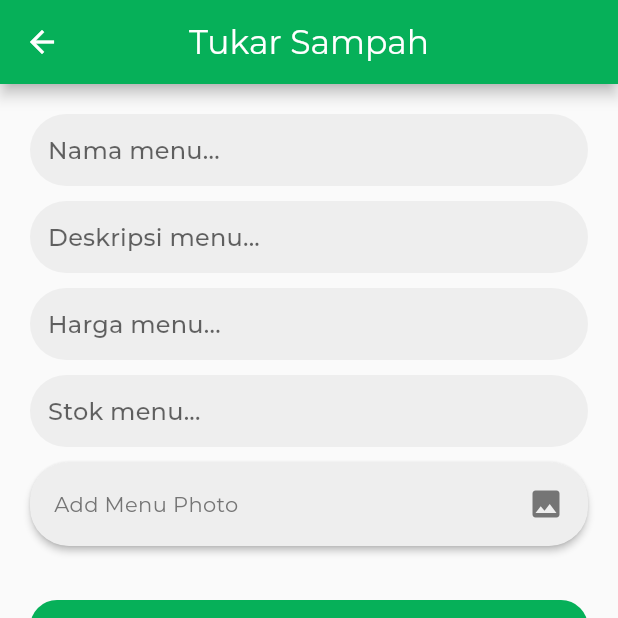
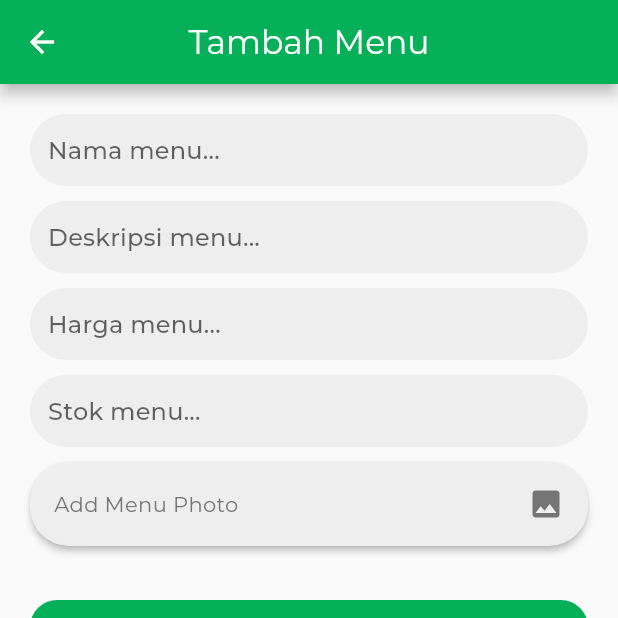
Before and after one commit to Trace2Treat/Application, a Flutter app: the FoodFormPage screen opened directly, after a tap on "Kirim", on a phone screen of 412 x 824 dp, the top half of it. Run offline on Flutter 3.47's test engine with Material 3 defaults, Android fonts, the phone set to English and light mode, and no system bars; our stand-ins replace carousel_slider, connectivity_plus, file_picker, firebase_core, firebase_storage, geocoding and 5 more; missing offline and left inert: animated_snack_bar, bottom_navigation_view, flutter_barcode_scanner; accounts and stored records are empty; network calls fail.

Commit message:
update restaurant feature

```diff
--- a/lib/pages/foodform_page.dart
+++ b/lib/pages/foodform_page.dart
@@ -83,7 +83,7 @@ class _FoodFormPageState extends State<FoodFormPage> {
             );
           },
         ),
-        title: Text('Tukar Sampah'),
+        title: Text('Tambah Menu'),
         centerTitle: true,
       ),
       body: Padding(
@@ -235,7 +235,7 @@ class _FoodFormPageState extends State<FoodFormPage> {
                     });
 
                     try {
-                      await controller.createFood(name, description, price.toString(), stock.toString(), attachment, '1');
+                      await controller.createFood(name, description, price.toString(), stock.toString(), attachment);
 
                         AnimatedSnackBar.rectangle(
                           'Sukses',
--- a/lib/pages/registresto_page.dart
+++ b/lib/pages/registresto_page.dart
@@ -107,7 +107,7 @@ class _RegisterRestaurantPageState extends State<RegisterRestaurantPage> {
                       borderSide: BorderSide.none,
                     ),
                     prefixIcon: Icon(
-                      Icons.person,
+                      Icons.restaurant_menu,
                       color: Colors.grey[600],
                     ),
                     hintText: 'Enter restaurant name',
@@ -129,7 +129,7 @@ class _RegisterRestaurantPageState extends State<RegisterRestaurantPage> {
                       borderSide: BorderSide.none,
                     ),
                     prefixIcon: Icon(
-                      Icons.email,
+                      Icons.description,
                       color: Colors.grey[600],
                     ),
                     hintText: 'Enter description',
@@ -221,7 +221,7 @@ class _RegisterRestaurantPageState extends State<RegisterRestaurantPage> {
                     });
 
                     try {
-                      await controller.postRestaurantRegister(name, description, phone, attachment, globalLat, globalLong);
+                      await controller.postRestaurantRegister(name, description, phone, attachment, globalLat, globalLong, globalLocationName);
 
                         AnimatedSnackBar.rectangle(
                           'Sukses',
--- a/lib/services/food_service.dart
+++ b/lib/services/food_service.dart
@@ -39,7 +39,7 @@ class FoodService {
 
   Future<List<Map<String, dynamic>>> getFoodListRestaurant() async {
     final String accessToken = SessionManager().getAccess() ?? '';
-    final int userid = SessionManager().getUserId() ?? 0;
+    final int userid = SessionManager().getRestaurantId() ?? 0;
 
     final baseUrl = Uri.parse('${AppConfig.apiBaseUrl}/api/foods?restaurant_id=$userid');
 
@@ -78,19 +78,21 @@ class FoodService {
     }
   }
 
-  Future<void> createFood(String name, String description, String price, String stock, String thumb, String categoryid) async {
+  Future<void> createFood(String name, String description, String price, String stock, String thumb) async {
     try {
       final Uri url = Uri.parse('${AppConfig.apiBaseUrl}/api/foods/store');
+      final accessToken = SessionManager().getAccess();
 
       final response = await http.post(
         url,
+        headers: {'Authorization': 'Bearer $accessToken'},
         body: {
           'name': name,
           'description': description,
           'price': price,
           'stock': stock,
           'thumb': thumb,
-          'category_id': categoryid
+          'category_id': '1'
         },
       );
 
--- a/lib/services/login_service.dart
+++ b/lib/services/login_service.dart
@@ -53,6 +53,7 @@ class LoginService {
         'role': userData['role'],
         'balance_coin': userData['balance_coin'],
         'restaurant': userData['restaurant']?['name'] ?? '',
+        'restaurant_id': userData['restaurant']?['id'] ?? 0,
       };
 
       return filteredData;
--- a/lib/services/register_service.dart
+++ b/lib/services/register_service.dart
@@ -37,7 +37,7 @@ class RegisterService {
     }
   }
 
-  Future<void> postRestaurantRegister(String name, String description, String phone, String logo, String latitude, String longitude) async {
+  Future<void> postRestaurantRegister(String name, String description, String phone, String logo, String latitude, String longitude, String address) async {
     try {
       final Uri url = Uri.parse('${AppConfig.apiBaseUrl}/api/restaurant/store');
       final accessToken = SessionManager().getAccess();
@@ -52,6 +52,7 @@ class RegisterService {
           'logo': logo,
           'latitude': latitude,
           'longitude': longitude,
+          'address': address
         },
       );
 
```
Also changed, not shown: lib/pages/dashboardumkm_page.dart (+4 -4 lines), lib/pages/login_page.dart (+5 -2 lines), lib/utils/session_manager.dart (+8 -0 lines).
